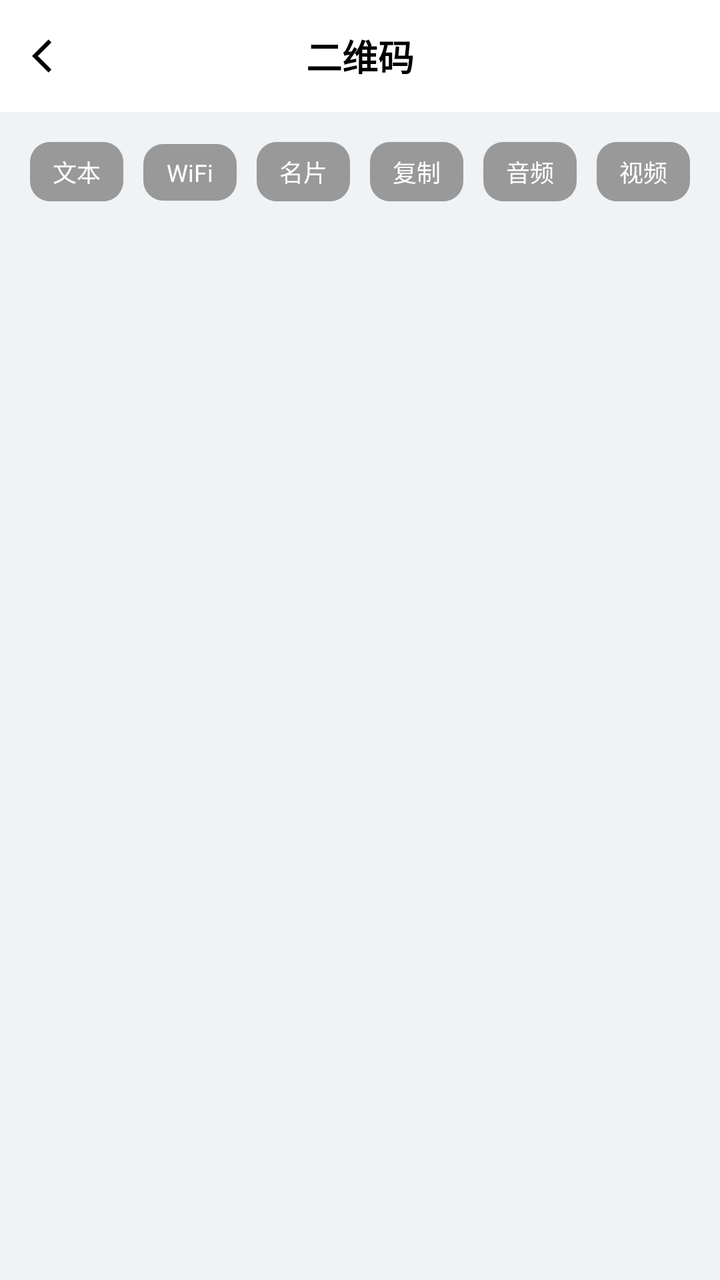
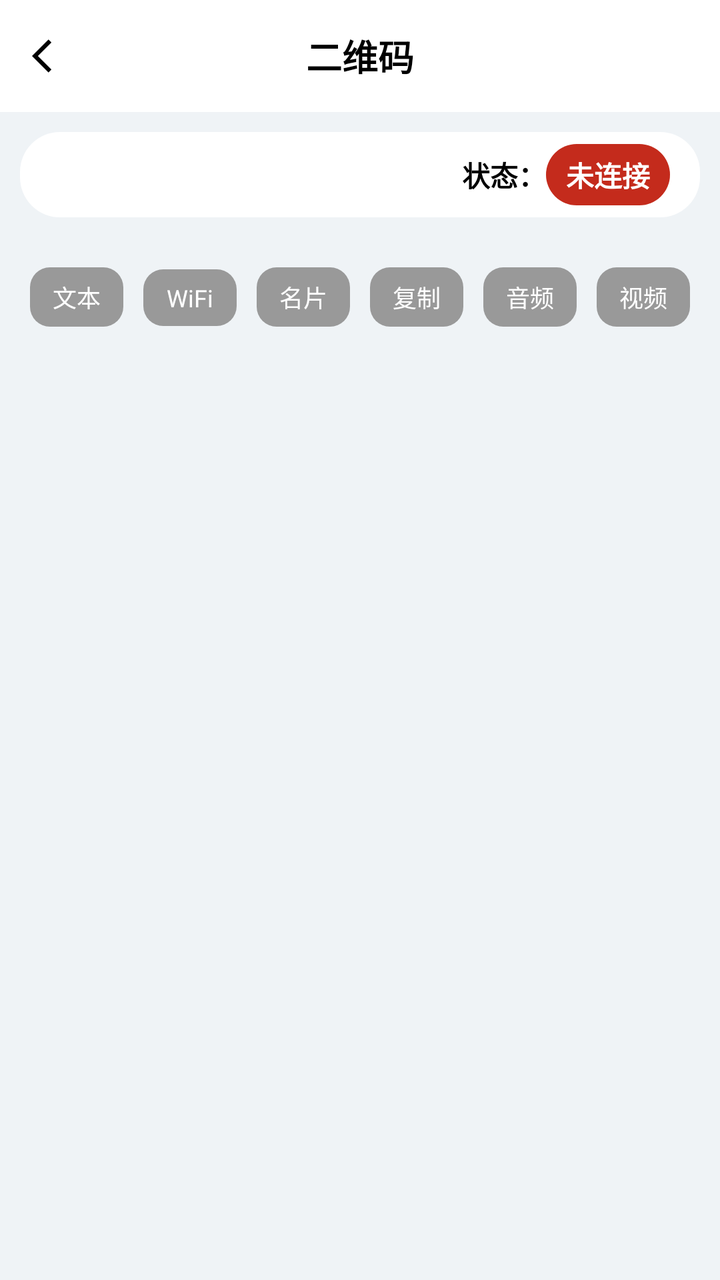

Two renders of the same Android screen: before a commit and after it. Below are the layout's source before the change and the commit's diff.
<!-- AndroidManifest.xml: activity theme AppTheme.NoActionBar -->
<!-- res/layout/activity_qrcode.xml -->
<?xml version="1.0" encoding="utf-8"?>
<LinearLayout xmlns:android="http://schemas.android.com/apk/res/android"
    xmlns:app="http://schemas.android.com/apk/res-auto"
    android:layout_width="match_parent"
    android:layout_height="match_parent"
    android:background="@color/ColorGray"
    android:orientation="vertical"
    android:tag="layout/activity_qrcode_0">

    <RelativeLayout
        android:id="@+id/status_bar"
        android:layout_width="match_parent"
        android:layout_height="?attr/actionBarSize"
        android:background="@color/colorWhite">

        <ImageView
            android:id="@+id/iv_back"
            android:layout_width="20dp"
            android:layout_height="match_parent"
            android:layout_alignParentStart="true"
            android:layout_centerVertical="true"
            android:layout_marginStart="16dp"
            android:src="@drawable/ic_back" />

        <TextView
            android:layout_width="wrap_content"
            android:layout_height="match_parent"
            android:layout_centerHorizontal="true"
            android:gravity="center"
            android:text="二维码"
            android:textColor="@color/colorBlack"
            android:textSize="18sp"
            android:textStyle="bold" />
    </RelativeLayout>

    <LinearLayout
        android:layout_width="match_parent"
        android:layout_height="match_parent"
        android:orientation="vertical"
        android:padding="15dp">

        <LinearLayout
            android:layout_width="match_parent"
            android:layout_height="wrap_content"
            android:orientation="horizontal">

            <TextView
                android:id="@+id/tv_text_model"
                android:layout_width="0dp"
                android:layout_height="wrap_content"
                android:layout_weight="1"
                android:background="@drawable/model_button_color_selector"
                android:gravity="center"
                android:padding="6dp"
                android:text="文本"
                android:textColor="@color/colorWhite"
                android:textSize="12sp" />

            <TextView
                android:id="@+id/tv_wifi_model"
                android:layout_width="0dp"
                android:layout_height="wrap_content"
                android:layout_marginStart="10dp"
                android:layout_weight="1"
                android:background="@drawable/model_button_color_selector"
                android:gravity="center"
                android:padding="6dp"
                android:text="WiFi"
                android:textColor="@color/colorWhite"
                android:textSize="12sp" />

            <TextView
                android:id="@+id/tv_business_card_model"
                android:layout_width="0dp"
                android:layout_height="wrap_content"
                android:layout_marginStart="10dp"
                android:layout_weight="1"
                android:background="@drawable/model_button_color_selector"
                android:gravity="center"
                android:padding="6dp"
                android:text="名片"
                android:textColor="@color/colorWhite"
                android:textSize="12sp" />

            <TextView
                android:id="@+id/tv_copy_model"
                android:layout_width="0dp"
                android:layout_height="wrap_content"
                android:layout_marginStart="10dp"
                android:layout_weight="1"
                android:background="@drawable/model_button_color_selector"
                android:gravity="center"
                android:padding="6dp"
                android:text="复制"
                android:textColor="@color/colorWhite"
                android:textSize="12sp" />

            <TextView
                android:id="@+id/tv_audio_model"
                android:layout_width="0dp"
                android:layout_height="wrap_content"
                android:layout_marginStart="10dp"
                android:layout_weight="1"
                android:background="@drawable/model_button_color_selector"
                android:gravity="center"
                android:padding="6dp"
                android:text="音频"
                android:textColor="@color/colorWhite"
                android:textSize="12sp" />

            <TextView
                android:id="@+id/tv_video_model"
                android:layout_width="0dp"
                android:layout_height="wrap_content"
                android:layout_marginStart="10dp"
                android:layout_weight="1"
                android:background="@drawable/model_button_color_selector"
                android:gravity="center"
                android:padding="6dp"
                android:text="视频"
                android:textColor="@color/colorWhite"
                android:textSize="12sp" />
        </LinearLayout>

        <androidx.viewpager2.widget.ViewPager2
            android:id="@+id/view_pager_qrcode"
            android:layout_width="match_parent"
            android:layout_height="match_parent"
            android:layout_marginTop="20dp" />
    </LinearLayout>
</LinearLayout>
<!-- resources referenced by this layout -->
<resources>
  <color name="ColorGray">#eff3f6</color>
  <color name="colorBlack">#000000</color>
  <color name="colorWhite">#ffffff</color>
  <!-- drawable ic_back (drawable) -->
  <vector xmlns:android="http://schemas.android.com/apk/res/android" android:autoMirrored="true" android:height="24dp" android:tint="#000000" android:viewportHeight="24" android:viewportWidth="24" android:width="24dp">
        
      <path android:fillColor="@android:color/white" android:pathData="M11.67,3.87L9.9,2.1 0,12l9.9,9.9 1.77,-1.77L3.54,12z"/>
      
  </vector>
  <!-- drawable model_button_color_selector (drawable) -->
  <?xml version="1.0" encoding="utf-8"?>
  <selector xmlns:android="http://schemas.android.com/apk/res/android">
      <item android:state_selected="true" android:drawable="@drawable/bg_green_1e853a_r10"/>
      <item android:state_selected="false" android:drawable="@drawable/bg_gray_999999_r10"/>
  </selector>
  <style name="AppTheme.NoActionBar">
          <item name="windowActionBar">false</item>
          <item name="windowNoTitle">true</item>
      </style>
  <!-- drawable bg_green_1e853a_r10 (drawable) -->
  <?xml version="1.0" encoding="utf-8"?>
  <shape xmlns:android="http://schemas.android.com/apk/res/android">
  
      <solid android:color="@color/colorGreen" />
  
      <corners android:radius="10dp" />
  
  </shape>
  <!-- drawable bg_gray_999999_r10 (drawable) -->
  <?xml version="1.0" encoding="utf-8"?>
  <shape xmlns:android="http://schemas.android.com/apk/res/android">
  
      <solid android:color="#FF999999" />
  
      <corners android:radius="10dp" />
  
  </shape>
  <color name="colorGreen">#1e853a</color>
</resources>

<!-- the commit's change to res/layout/activity_qrcode.xml (unified diff, before → after) -->
@@ -31,6 +31,59 @@
             android:textColor="@color/colorBlack"
             android:textSize="18sp"
             android:textStyle="bold" />
+    </RelativeLayout>
+
+    
+    <RelativeLayout
+        android:layout_width="match_parent"
+        android:layout_height="wrap_content"
+        android:background="@drawable/bg_white_ffffff_r20"
+        android:layout_margin="10dp"
+        android:paddingHorizontal="15dp"
+        android:paddingVertical="6dp">
+
+        <TextView
+            android:id="@+id/tv_machine_name"
+            android:layout_width="wrap_content"
+            android:layout_height="wrap_content"
+            android:layout_alignParentStart="true"
+            android:layout_centerVertical="true"
+            android:text=""
+            android:textColor="@color/colorBlack"
+            android:textSize="14sp"
+            android:textStyle="bold" />
+
+        <LinearLayout
+            android:layout_width="wrap_content"
+            android:layout_height="wrap_content"
+            android:layout_alignParentEnd="true"
+            android:layout_centerVertical="true"
+            android:gravity="center"
+            android:orientation="horizontal">
+
+            <TextView
+                android:layout_width="wrap_content"
+                android:layout_height="wrap_content"
+                android:text="状态："
+                android:textColor="@color/colorBlack"
+                android:textSize="14sp"
+                android:textStyle="bold" />
+
+            <TextView
+                android:id="@+id/tv_machine_status_tips"
+                android:layout_width="wrap_content"
+                android:layout_height="wrap_content"
+                android:background="@drawable/bg_red_c42b1c_r100"
+                android:paddingHorizontal="10dp"
+                android:paddingVertical="5dp"
+                android:text="未连接"
+                android:textColor="@color/colorWhite"
+                android:textSize="14sp"
+                android:textStyle="bold" />
+
+        </LinearLayout>
+
+
     </RelativeLayout>
 
     <LinearLayout
<!-- resource entries referenced after the edit -->
@@ -3,6 +3,24 @@
   <color name="ColorGray">#eff3f6</color>
   <color name="colorBlack">#000000</color>
   <color name="colorWhite">#ffffff</color>
+  <!-- drawable bg_red_c42b1c_r100 (drawable) -->
+  <?xml version="1.0" encoding="utf-8"?>
+  <shape xmlns:android="http://schemas.android.com/apk/res/android">
+  
+      <solid android:color="#c42b1c" />
+  
+      <corners android:radius="100dp" />
+  
+  </shape>
+  <!-- drawable bg_white_ffffff_r20 (drawable) -->
+  <?xml version="1.0" encoding="utf-8"?>
+  <shape xmlns:android="http://schemas.android.com/apk/res/android">
+  
+      <solid android:color="#FFFFFFFF" />
+  
+      <corners android:radius="20dp" />
+  
+  </shape>
   <!-- drawable ic_back (drawable) -->
   <vector xmlns:android="http://schemas.android.com/apk/res/android" android:autoMirrored="true" android:height="24dp" android:tint="#000000" android:viewportHeight="24" android:viewportWidth="24" android:width="24dp">
         
